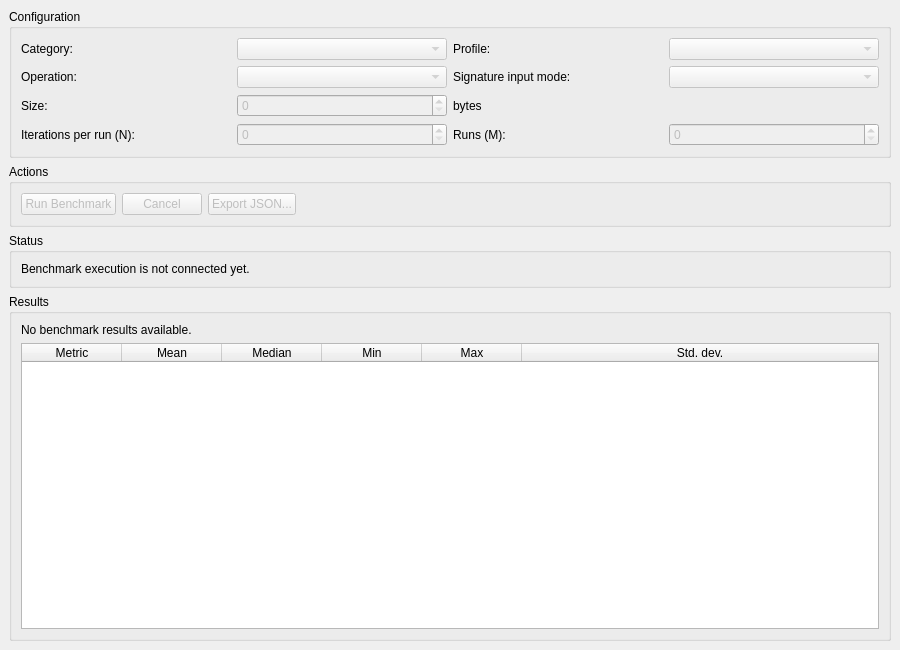
Qt form src/gui/MainWindow.ui (drbilbobaggins/CryptoBenchmark) before a commit.
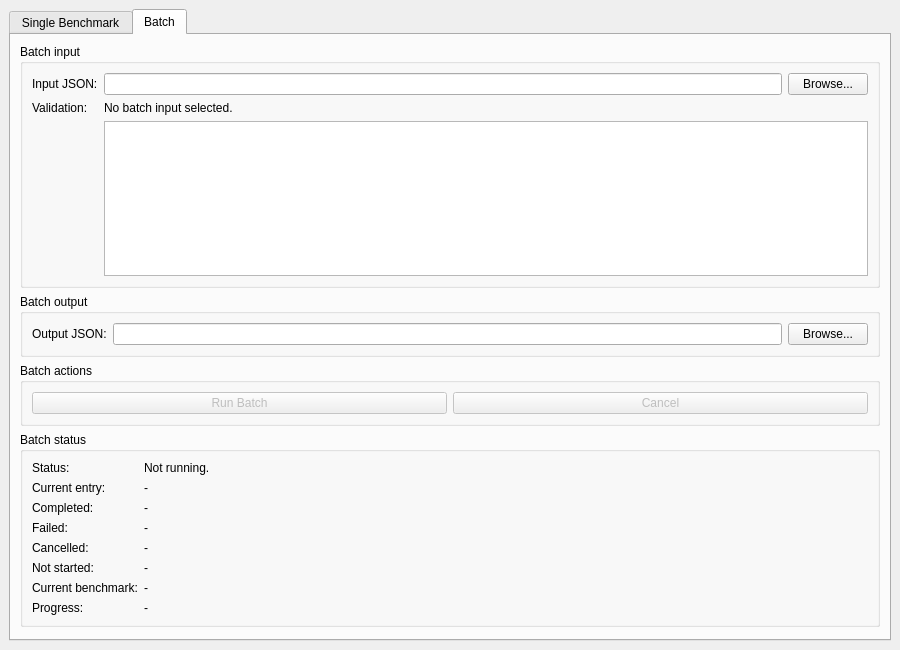
The same form after that commit. The open tabs and pages were chosen to show the change.

Commit message: Add M13 batch input and output UI

Diff of the .ui file:
```diff
--- a/src/gui/MainWindow.ui
+++ b/src/gui/MainWindow.ui
@@ -16,6 +16,13 @@
   <widget class="QWidget" name="centralWidget">
    <layout class="QVBoxLayout" name="mainLayout">
     <item>
+     <widget class="QTabWidget" name="workflowTabWidget">
+      <widget class="QWidget" name="singleTab">
+       <attribute name="title">
+        <string>Single Benchmark</string>
+       </attribute>
+       <layout class="QVBoxLayout" name="singleLayout">
+    <item>
      <widget class="QGroupBox" name="configurationGroupBox">
       <property name="title">
        <string>Configuration</string>
@@ -278,6 +285,65 @@
         </widget>
        </item>
       </layout>
+     </widget>
+    </item>
+   </layout>
+      </widget>
+      <widget class="QWidget" name="batchTab">
+       <attribute name="title">
+        <string>Batch</string>
+       </attribute>
+       <layout class="QVBoxLayout" name="batchLayout">
+        <item>
+         <widget class="QGroupBox" name="batchInputGroupBox">
+          <property name="title"><string>Batch input</string></property>
+          <layout class="QGridLayout" name="batchInputLayout">
+           <item row="0" column="0"><widget class="QLabel" name="batchInputLabel"><property name="text"><string>Input JSON:</string></property></widget></item>
+           <item row="0" column="1"><widget class="QLineEdit" name="batchInputPathLineEdit"><property name="readOnly"><bool>true</bool></property></widget></item>
+           <item row="0" column="2"><widget class="QPushButton" name="batchInputBrowseButton"><property name="text"><string>Browse...</string></property></widget></item>
+           <item row="1" column="0"><widget class="QLabel" name="batchValidationLabel"><property name="text"><string>Validation:</string></property></widget></item>
+           <item row="1" column="1" colspan="2"><widget class="QLabel" name="batchValidationSummaryLabel"><property name="text"><string>No batch input selected.</string></property></widget></item>
+           <item row="2" column="1" colspan="2"><widget class="QListWidget" name="batchValidationIssuesList"><property name="uniformItemSizes"><bool>true</bool></property></widget></item>
+          </layout>
+         </widget>
+        </item>
+        <item>
+         <widget class="QGroupBox" name="batchOutputGroupBox">
+          <property name="title"><string>Batch output</string></property>
+          <layout class="QGridLayout" name="batchOutputLayout">
+           <item row="0" column="0"><widget class="QLabel" name="batchOutputLabel"><property name="text"><string>Output JSON:</string></property></widget></item>
+           <item row="0" column="1"><widget class="QLineEdit" name="batchOutputPathLineEdit"><property name="readOnly"><bool>true</bool></property></widget></item>
+           <item row="0" column="2"><widget class="QPushButton" name="batchOutputBrowseButton"><property name="text"><string>Browse...</string></property></widget></item>
+          </layout>
+         </widget>
+        </item>
+        <item>
+         <widget class="QGroupBox" name="batchActionsGroupBox">
+          <property name="title"><string>Batch actions</string></property>
+          <layout class="QHBoxLayout" name="batchActionsLayout">
+           <item><widget class="QPushButton" name="batchRunButton"><property name="enabled"><bool>false</bool></property><property name="text"><string>Run Batch</string></property></widget></item>
+           <item><widget class="QPushButton" name="batchCancelButton"><property name="enabled"><bool>false</bool></property><property name="text"><string>Cancel</string></property></widget></item>
+          </layout>
+         </widget>
+        </item>
+        <item>
+         <widget class="QGroupBox" name="batchStatusGroupBox">
+          <property name="title"><string>Batch status</string></property>
+          <layout class="QFormLayout" name="batchStatusLayout">
+           <item row="0" column="0"><widget class="QLabel" name="batchStatusTitleLabel"><property name="text"><string>Status:</string></property></widget></item><item row="0" column="1"><widget class="QLabel" name="batchStatusLabel"><property name="text"><string>Not running.</string></property></widget></item>
+           <item row="1" column="0"><widget class="QLabel" name="batchCurrentEntryTitleLabel"><property name="text"><string>Current entry:</string></property></widget></item><item row="1" column="1"><widget class="QLabel" name="batchCurrentEntryLabel"><property name="text"><string>-</string></property></widget></item>
+           <item row="2" column="0"><widget class="QLabel" name="batchCompletedTitleLabel"><property name="text"><string>Completed:</string></property></widget></item><item row="2" column="1"><widget class="QLabel" name="batchCompletedCountLabel"><property name="text"><string>-</string></property></widget></item>
+           <item row="3" column="0"><widget class="QLabel" name="batchFailedTitleLabel"><property name="text"><string>Failed:</string></property></widget></item><item row="3" column="1"><widget class="QLabel" name="batchFailedCountLabel"><property name="text"><string>-</string></property></widget></item>
+           <item row="4" column="0"><widget class="QLabel" name="batchCancelledTitleLabel"><property name="text"><string>Cancelled:</string></property></widget></item><item row="4" column="1"><widget class="QLabel" name="batchCancelledCountLabel"><property name="text"><string>-</string></property></widget></item>
+           <item row="5" column="0"><widget class="QLabel" name="batchNotStartedTitleLabel"><property name="text"><string>Not started:</string></property></widget></item><item row="5" column="1"><widget class="QLabel" name="batchNotStartedCountLabel"><property name="text"><string>-</string></property></widget></item>
+           <item row="6" column="0"><widget class="QLabel" name="batchCurrentBenchmarkTitleLabel"><property name="text"><string>Current benchmark:</string></property></widget></item><item row="6" column="1"><widget class="QLabel" name="batchCurrentBenchmarkLabel"><property name="text"><string>-</string></property></widget></item>
+           <item row="7" column="0"><widget class="QLabel" name="batchCurrentProgressTitleLabel"><property name="text"><string>Progress:</string></property></widget></item><item row="7" column="1"><widget class="QLabel" name="batchCurrentProgressLabel"><property name="text"><string>-</string></property></widget></item>
+          </layout>
+         </widget>
+        </item>
+        <item><spacer name="batchSpacer"><property name="orientation"><enum>Qt::Vertical</enum></property><property name="sizeHint" stdset="0"><size><width>20</width><height>40</height></size></property></spacer></item>
+       </layout>
+      </widget>
      </widget>
     </item>
    </layout>
```
The commit also changes 3 other files.
